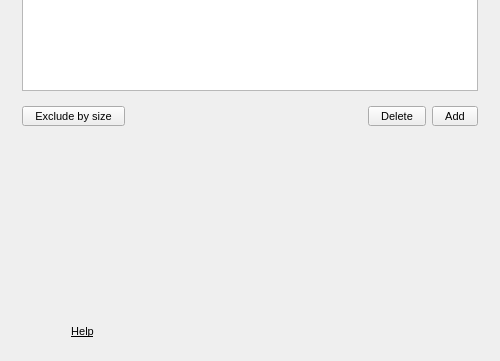
Above: src/MEGASync/gui/win/SettingsDialog.ui from meganz/MEGAsync before the change; both pictures show x 0 to 500 and y 239 to 600 of the 500 by 600 pixel window. Below: the same form after it.
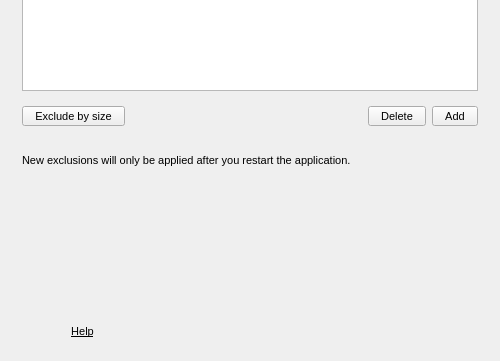
That is the form after the change. The open tabs and pages were chosen to show the change. Icons and pictures are not drawn. Custom widgets are drawn as their Qt base class.

Commit message:
Add new Info label to Imports Settings page
That is displayed when Excluded files settings are updated.

The edit to the form file:
```diff
--- a/src/MEGASync/gui/win/SettingsDialog.ui
+++ b/src/MEGASync/gui/win/SettingsDialog.ui
@@ -2951,6 +2951,28 @@
             </layout>
            </widget>
           </item>
+         </layout>
+        </widget>
+       </item>
+       <item>
+        <widget class="QGroupBox" name="gExcludedFilesInfo">
+         <property name="title">
+          <string/>
+         </property>
+         <layout class="QVBoxLayout" name="verticalLayout_18">
+          <item>
+           <widget class="QLabel" name="lExcludedFilesInfo_3">
+            <property name="enabled">
+             <bool>true</bool>
+            </property>
+            <property name="text">
+             <string>New exclusions will only be applied after you restart the application.</string>
+            </property>
+           </widget>
+          </item>
+         </layout>
+        </widget>
+       </item>
           <item>
            <spacer name="verticalSpacer_5">
             <property name="orientation">
@@ -2963,9 +2985,6 @@
              </size>
             </property>
            </spacer>
-          </item>
-         </layout>
-        </widget>
        </item>
       </layout>
      </widget>
```
Lines whose indentation alone changed are shown as unchanged. The commit also changes 3 other files.
